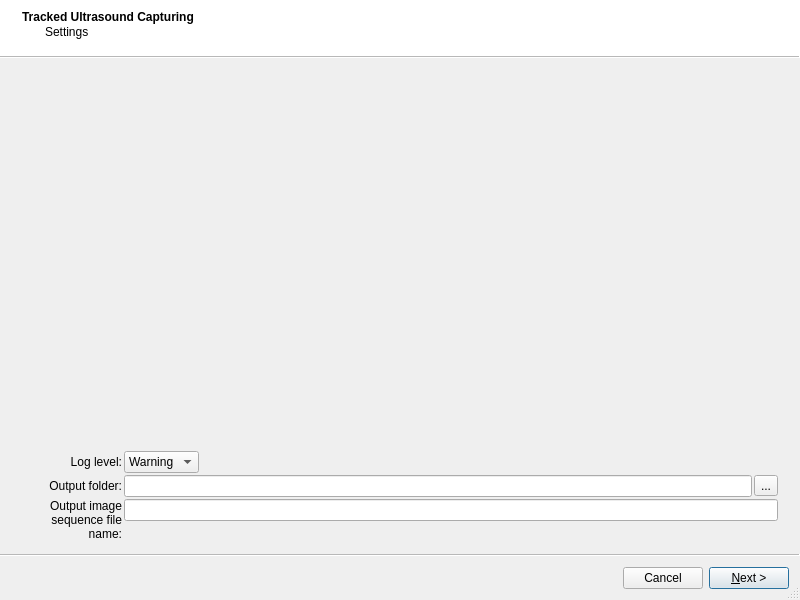
The window that PlusApp/TrackedUltrasoundCapturing/TrackedUltrasoundCapturing.ui (PlusToolkit/PlusApp) describes before a commit, drawn with Qt 5.
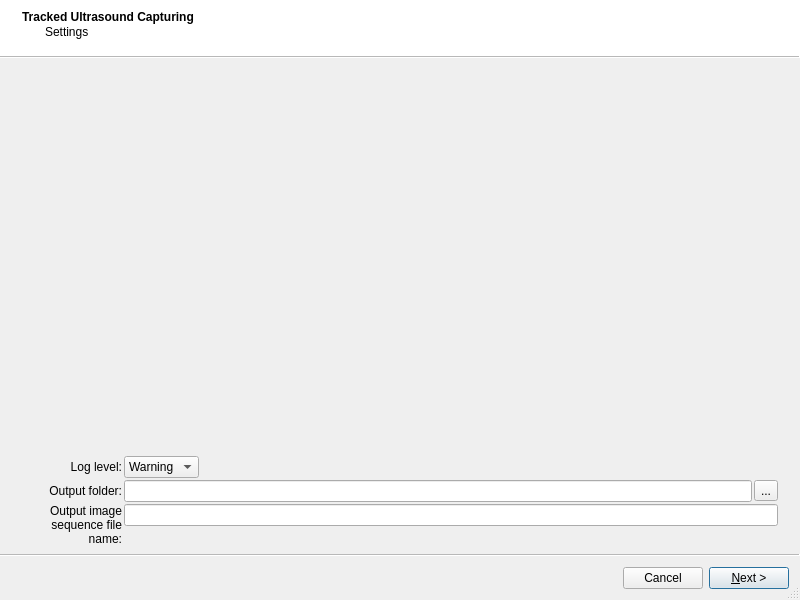
The same window after the commit. Custom widgets are drawn as their Qt base class.

Commit message: Fixed (this time properly) toolbox width issue in TrackedUltrasoundCapturing (they grew too wide because of the tool states widget, now the width is fixed); Tooltip for the tool names in tool states widget

Diff of the .ui file:
```diff
--- a/PlusApp/TrackedUltrasoundCapturing/TrackedUltrasoundCapturing.ui
+++ b/PlusApp/TrackedUltrasoundCapturing/TrackedUltrasoundCapturing.ui
@@ -61,7 +61,13 @@
    </property>
    <layout class="QVBoxLayout" name="verticalLayout_4">
     <property name="spacing">
-     <number>2</number>
+     <number>4</number>
+    </property>
+    <property name="topMargin">
+     <number>4</number>
+    </property>
+    <property name="bottomMargin">
+     <number>4</number>
     </property>
     <item>
      <layout class="QGridLayout" name="GridDeviceSetSelection"/>
```
Left out of the diff: 34 changed lines with no effect on the pictures. The commit also changes 1 other file.
